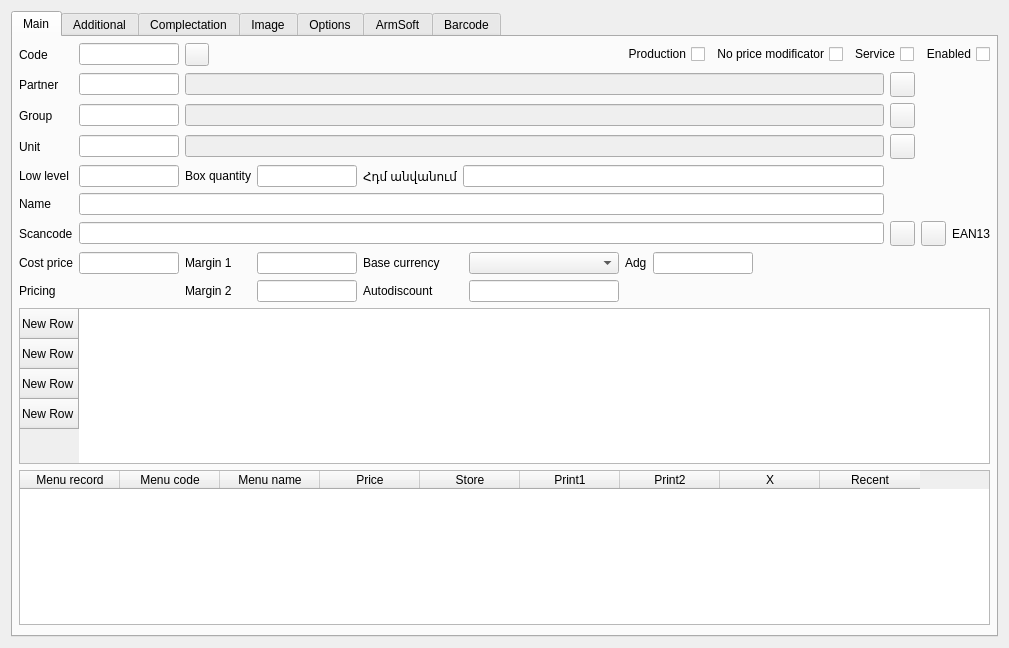
First picture: the form in Editors/ce5goods.ui, repository End1-1/Cafe5, before the edit.
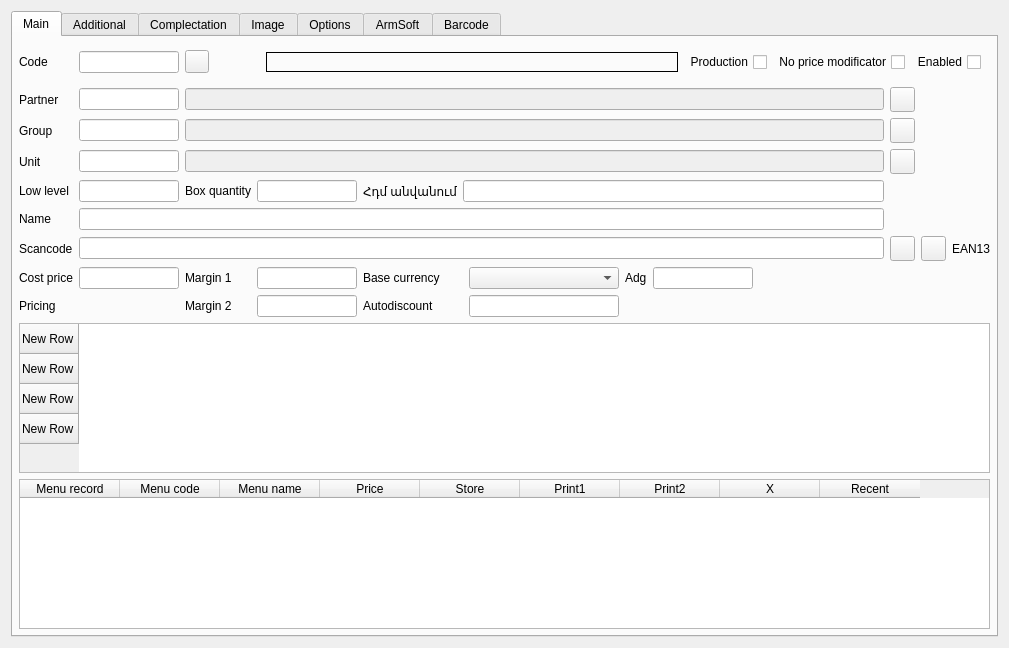
Second picture: the form after the edit. Icons and pictures are not drawn. Custom widgets are drawn as their Qt base class.

What changed in the file:
```diff
--- a/Editors/ce5goods.ui
+++ b/Editors/ce5goods.ui
@@ -281,30 +281,30 @@
        <item row="0" column="3" colspan="8">
         <widget class="QWidget" name="widget" native="true">
          <layout class="QHBoxLayout" name="horizontalLayout_5">
-          <property name="leftMargin">
-           <number>0</number>
-          </property>
-          <property name="topMargin">
-           <number>0</number>
-          </property>
-          <property name="rightMargin">
-           <number>0</number>
-          </property>
-          <property name="bottomMargin">
-           <number>0</number>
-          </property>
           <item>
-           <spacer name="horizontalSpacer_4">
-            <property name="orientation">
-             <enum>Qt::Orientation::Horizontal</enum>
+           <widget class="C5CodeNameSelector" name="wGoodsType">
+            <property name="sizePolicy">
+             <sizepolicy hsizetype="Preferred" vsizetype="Preferred">
+              <horstretch>1</horstretch>
+              <verstretch>0</verstretch>
+             </sizepolicy>
             </property>
-            <property name="sizeHint" stdset="0">
+            <property name="minimumSize">
              <size>
-              <width>40</width>
+              <width>0</width>
               <height>20</height>
              </size>
             </property>
-           </spacer>
+            <property name="frameShape">
+             <enum>QFrame::Shape::Box</enum>
+            </property>
+            <property name="frameShadow">
+             <enum>QFrame::Shadow::Plain</enum>
+            </property>
+            <property name="selectorName" stdset="0">
+             <string>Type</string>
+            </property>
+           </widget>
           </item>
           <item>
            <widget class="C5CheckBox" name="chProduction">
@@ -344,25 +344,6 @@
             </property>
            </widget>
           </item>
-          <item>
-           <widget class="C5CheckBox" name="chService">
-            <property name="focusPolicy">
-             <enum>Qt::FocusPolicy::NoFocus</enum>
-            </property>
-            <property name="layoutDirection">
-             <enum>Qt::LayoutDirection::RightToLeft</enum>
-            </property>
-            <property name="text">
-             <string>Service</string>
-            </property>
-            <property name="Field" stdset="0">
-             <string>f_service</string>
-            </property>
-            <property name="Default" stdset="0">
-             <string>0</string>
-            </property>
-           </widget>
-          </item>
           <item>
            <widget class="C5CheckBox" name="chEnabled">
             <property name="focusPolicy">
@@ -1668,16 +1649,22 @@
    <extends>QLineEdit</extends>
    <header location="global">c5lineedit.h</header>
   </customwidget>
-  <customwidget>
-   <class>C5LineEditWithSelector</class>
-   <extends>QLineEdit</extends>
-   <header location="global">c5lineeditwithselector.h</header>
-  </customwidget>
   <customwidget>
    <class>C5TableWidget</class>
    <extends>QTableWidget</extends>
    <header location="global">c5tablewidget.h</header>
   </customwidget>
+  <customwidget>
+   <class>C5CodeNameSelector</class>
+   <extends>QFrame</extends>
+   <header location="global">c5codenameselector.h</header>
+   <container>1</container>
+  </customwidget>
+  <customwidget>
+   <class>C5LineEditWithSelector</class>
+   <extends>QLineEdit</extends>
+   <header location="global">c5lineeditwithselector.h</header>
+  </customwidget>
   <customwidget>
    <class>C5CheckBox</class>
    <extends>QCheckBox</extends>
```
Left out of the diff: 6 changed lines with no effect on the pictures.
